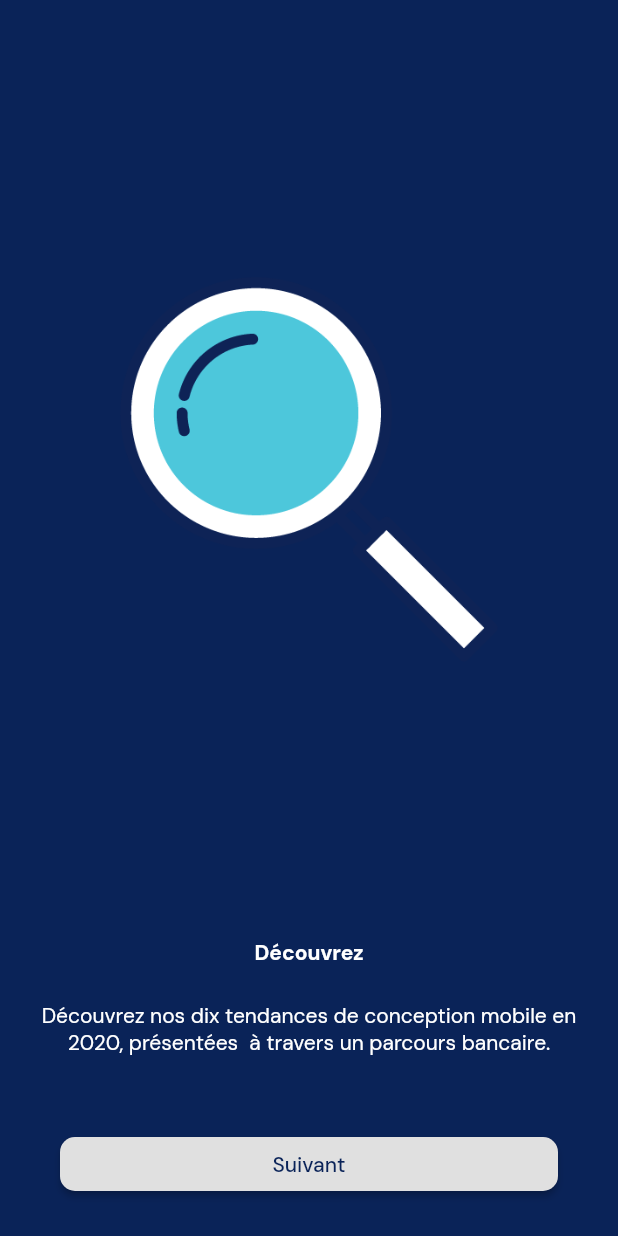
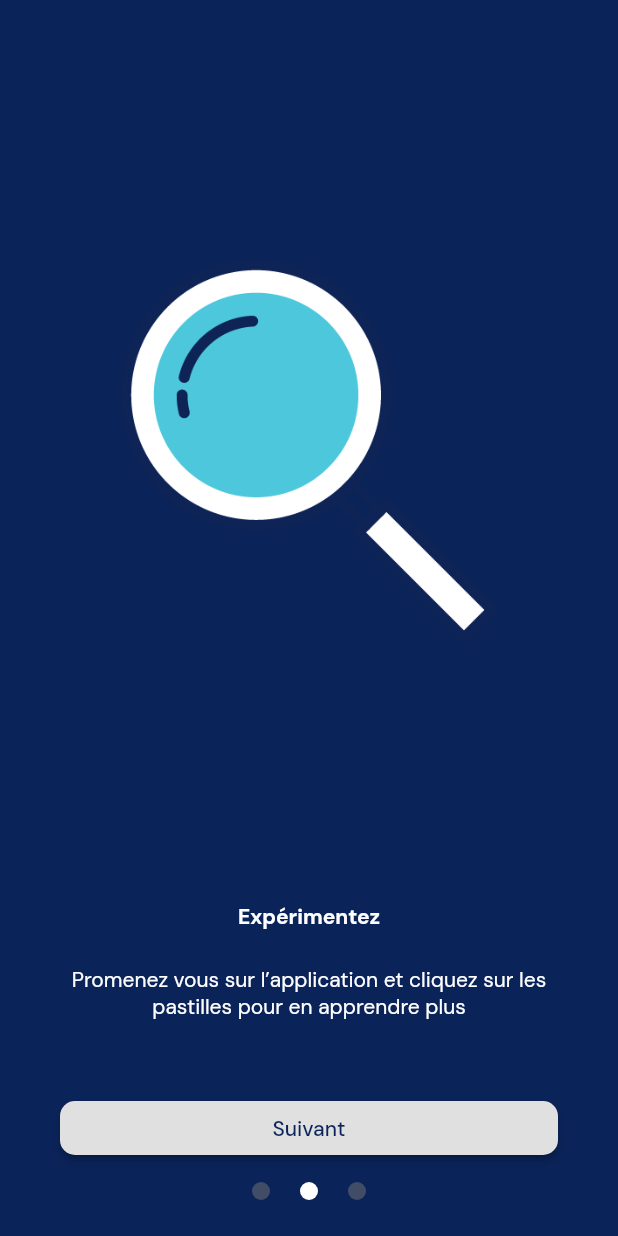
Before and after one commit to RemiDormoy/happiness-path-flutter, a Flutter app: the screen it shows after launch, after a tap on "Suivant", on a phone screen of 412 x 824 dp. Run offline on Flutter 3.47's test engine with Material 2 defaults, Android fonts, the phone set to English and light mode, and no system bars; drawn by our look-alikes of page_indicator; our stand-ins replace flutter_svg, google_fonts.

Commit message:
end of splash (except icons)

```diff
--- a/lib/splashPager.dart
+++ b/lib/splashPager.dart
@@ -1,9 +1,14 @@
 import 'package:flutter/material.dart';
 import 'package:happiness_path/colors.dart';
+import 'package:page_indicator/page_indicator.dart';
 
 class SplashPager extends StatelessWidget {
+
+  PageController _controller;
+
   @override
   Widget build(BuildContext context) {
+    _controller = PageController();
     var titleStyle =
         TextStyle(color: Colors.white, fontWeight: FontWeight.bold);
     var contentStyle = TextStyle(
@@ -12,7 +17,11 @@ class SplashPager extends StatelessWidget {
     var buttonStyle = TextStyle(
       color: colorPrimaryDark,
     );
-    return PageView(
+    return Padding(
+      padding: const EdgeInsets.fromLTRB(0, 0, 0, 24.0),
+      child: PageIndicatorContainer(
+        child: PageView(
+          controller: _controller,
           children: <Widget>[
             Column(
               children: <Widget>[
@@ -47,7 +56,9 @@ class SplashPager extends StatelessWidget {
                         'Suivant',
                         style: buttonStyle,
                       ),
-                  onPressed: () {},
+                      onPressed: () {
+                        _controller.animateToPage(1, duration: Duration(milliseconds: 300), curve: Curves.easeIn);
+                      },
                     ),
                   ),
                 )
@@ -85,13 +96,17 @@ class SplashPager extends StatelessWidget {
                         'Suivant',
                         style: buttonStyle,
                       ),
-                  onPressed: () {},
+                      onPressed: () {
+                        _controller.animateToPage(2, duration: Duration(milliseconds: 300), curve: Curves.easeIn);
+                      },
                     ),
                   ),
                 )
               ],
             ),
-        Column(
+            Padding(
+              padding: const EdgeInsets.fromLTRB(0, 0, 0, 24.0),
+              child: Column(
                 children: <Widget>[
                   Expanded(
                     child: Padding(
@@ -129,7 +144,17 @@ class SplashPager extends StatelessWidget {
                   )
                 ],
               ),
+            ),
           ],
+        ),
+        align: IndicatorAlign.bottom,
+        length: 3,
+        indicatorSpace: 20.0,
+        padding: const EdgeInsets.fromLTRB(0, 0, 0, 0),
+        indicatorColor: alizouzGrey,
+        indicatorSelectorColor: Colors.white,
+        shape: IndicatorShape.circle(size: 12),
+      ),
     );
   }
 }
--- a/pubspec.yaml
+++ b/pubspec.yaml
@@ -21,6 +21,7 @@ dependencies:
     sdk: flutter
   flutter_svg: ^0.15.0
   google_fonts: ^0.2.0
+  page_indicator: ^0.3.0
 
   # The following adds the Cupertino Icons font to your application.
   # Use with the CupertinoIcons class for iOS style icons.
```
Also changed, not shown: pubspec.lock. Lines whose indentation alone changed are shown as unchanged.
